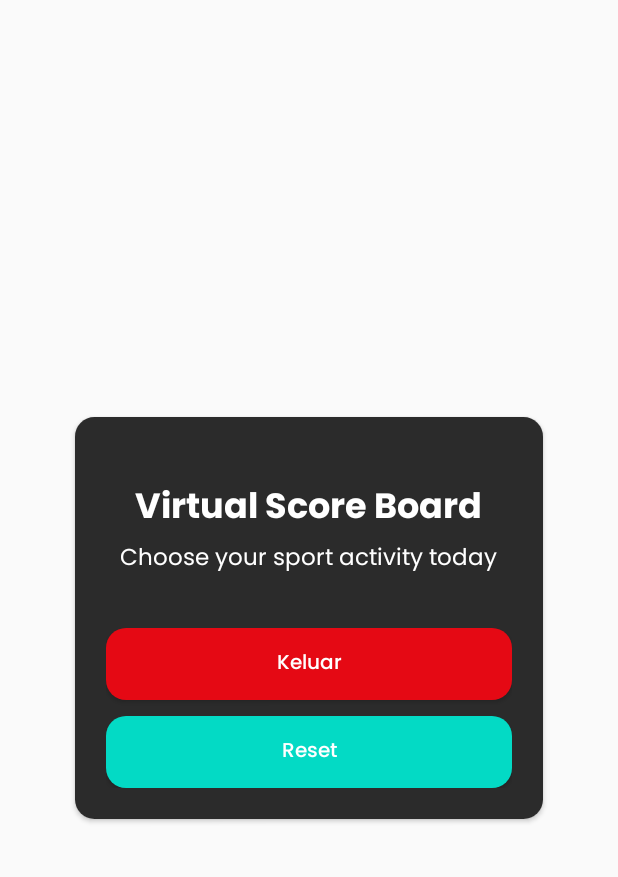
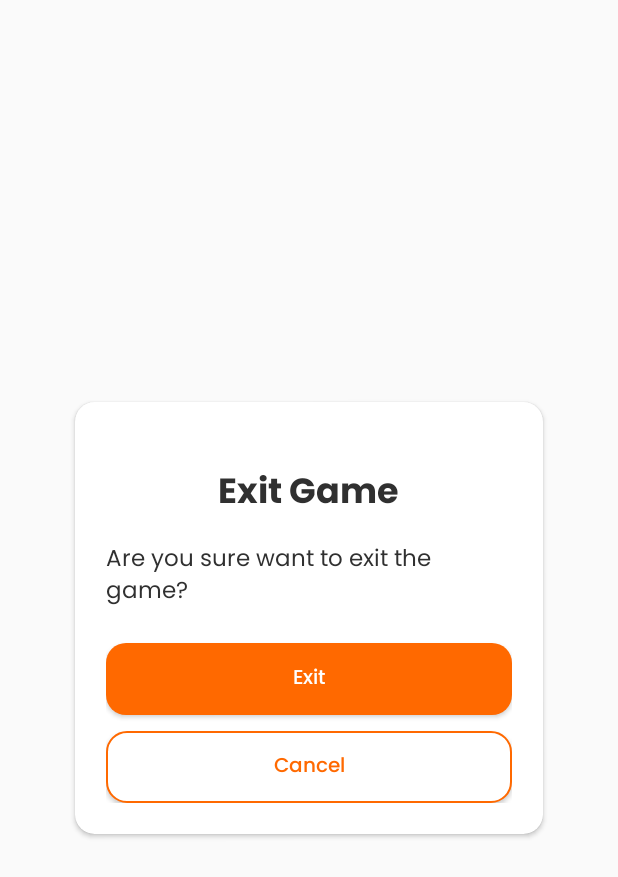
Before and after one commit to himawanmasyaid/score-board-android, an Android app: the layout dialog_confirm.xml on its own in the app's theme, with its tools: preview values and no code run, on a phone screen of 412 x 824 dp. Shown: the top 877 px of the screen. Run offline under Robolectric (Android 15) with nearby library versions, the phone set to English and light mode, and no system bars.

Commit message:
confirm exit game score board dialog

```diff
--- a/app/src/main/java/com/himawanmasyaid/scoreboardandroid/ui/score/dialog/GameOverDialog.kt
+++ b/app/src/main/java/com/himawanmasyaid/scoreboardandroid/ui/score/dialog/GameOverDialog.kt
@@ -7,11 +7,9 @@ import com.himawanmasyaid.scoreboardandroid.ui.base.BaseDialogFragment
 
 class GameOverDialog : BaseDialogFragment<DialogGameOverBinding>(DialogGameOverBinding::inflate) {
 
-
     override fun onViewCreated(view: View, savedInstanceState: Bundle?) {
         super.onViewCreated(view, savedInstanceState)
         this.isCancelable = false
 
-
     }
 }
--- /dev/null
+++ b/app/src/main/res/drawable/btn_primary_outline_rounded.xml
@@ -0,0 +1,9 @@
+<shape xmlns:android="http://schemas.android.com/apk/res/android"
+    android:shape="rectangle">
+    <stroke
+        android:width="@dimen/_1sdp"
+        android:color="@color/btnPrimary"/>
+    <corners android:radius="@dimen/_10sdp"/>
+    <solid
+        android:color="@android:color/white"/>
+</shape>
--- a/app/src/main/res/layout/dialog_score_info.xml
+++ b/app/src/main/res/layout/dialog_confirm.xml
@@ -3,19 +3,16 @@
     xmlns:app="http://schemas.android.com/apk/res-auto"
     android:layout_width="wrap_content"
     android:layout_height="wrap_content"
+    android:layout_gravity="center"
     android:elevation="@dimen/_10sdp"
-    app:cardCornerRadius="@dimen/_10sdp"
-    android:layout_gravity="center"
-    >
+    app:cardCornerRadius="@dimen/_10sdp">
 
     <LinearLayout
         android:layout_width="@dimen/_240sdp"
         android:layout_height="match_parent"
-        android:background="@color/dark3"
         android:gravity="center"
         android:orientation="vertical"
         android:padding="@dimen/_16sdp">
-
 
         <TextView
             android:id="@+id/tvTitle"
@@ -23,32 +20,31 @@
             android:layout_width="wrap_content"
             android:layout_height="wrap_content"
             android:layout_marginTop="@dimen/_16sdp"
-            android:text="@string/home_wording"
-            android:textColor="@color/textWhite" />
-
+            android:text="@string/exit_game" />
 
         <TextView
             android:id="@+id/tvMessage"
             style="@style/textBody3"
-            android:layout_width="wrap_content"
+            android:layout_width="match_parent"
             android:layout_height="wrap_content"
-            android:text="@string/home_wording_description"
-            android:textColor="@color/textWhite" />
+            android:layout_marginTop="@dimen/_8sdp"
+            android:text="@string/exit_game_desc" />
 
         <androidx.appcompat.widget.AppCompatButton
+            android:id="@+id/btnAccept"
             style="@style/btnDialog"
             android:layout_width="match_parent"
             android:layout_height="wrap_content"
-            android:layout_marginTop="@dimen/_25sdp"
-            android:text="Keluar" />
+            android:layout_marginTop="@dimen/_16sdp"
+            android:text="@string/exit" />
 
         <androidx.appcompat.widget.AppCompatButton
-            style="@style/btnDialog"
+            android:id="@+id/btnDismiss"
+            style="@style/btnDialogOutline"
             android:layout_width="match_parent"
             android:layout_height="wrap_content"
             android:layout_marginTop="@dimen/_8sdp"
-            android:background="@drawable/btn_primary_rounded"
-            android:text="Reset" />
+            android:text="@string/cancel" />
 
     </LinearLayout>
 
--- a/app/src/main/res/layout/item_score_board.xml
+++ b/app/src/main/res/layout/item_score_board.xml
@@ -20,7 +20,7 @@
         android:layout_gravity="center"
         android:layout_marginTop="@dimen/_10sdp"
         android:text="0"
-        android:textColor="@color/textPrimary"
+        android:textColor="@color/textScoreBoard"
         android:textSize="@dimen/_130sdp" />
 
 </RelativeLayout>
--- a/app/src/main/res/values/colors.xml
+++ b/app/src/main/res/values/colors.xml
@@ -8,25 +8,27 @@
     <color name="black">#FF000000</color>
     <color name="white">#FFFFFFFF</color>
 
-    <color name="colorPrimary">#543884</color>
+    <color name="colorPrimary">@color/colorOrange</color>
     <color name="colorPrimaryDark">#262254</color>
     <color name="colorAccent">#ddbff3</color>
     <color name="colorSecond">#FFC728</color>
+    <color name="colorOrange">#FF6900</color>
 
     /*
     TEXT
     */ --------------------------
 
     <color name="textWhite">#ffffff</color>
-    <color name="textPrimary">#DFFF00</color>
+    <color name="textPrimary">@color/colorOrange</color>
     <color name="textYellow">#FFC728</color>
     <color name="textBlack">#303030</color>
+    <color name="textScoreBoard">#DFFF00</color>
 
     /*
     BUTTON
     */ --------------------------
     <color name="btnClose">#E50914</color>
-    <color name="btnPrimary">#FF03DAC5</color>
+    <color name="btnPrimary">@color/colorOrange</color>
 
 
     /*
--- a/app/src/main/res/values/strings.xml
+++ b/app/src/main/res/values/strings.xml
@@ -13,4 +13,13 @@
     <string name="player_1">Player 1</string>
     <string name="player_2">Player 2</string>
 
+    /*
+    DIALOG
+    */ --------------------------
+    <string name="exit_game">Exit Game</string>
+    <string name="exit_game_desc">Are you sure want to exit the game?</string>
+    <string name="exit">Exit</string>
+    <string name="cancel">Cancel</string>
+
+
 </resources>
--- a/app/src/main/res/values/styles.xml
+++ b/app/src/main/res/values/styles.xml
@@ -115,7 +115,17 @@
         <item name="android:textColor">@color/white</item>
         <item name="android:textAllCaps">false</item>
         <item name="android:textSize">@dimen/_10ssp</item>
-        <item name="android:background">@drawable/btn_red_rounded</item>
+        <item name="android:background">@drawable/btn_primary_rounded</item>
+        <item name="android:gravity">center</item>
+        <item name="android:fontFamily">@font/medium_poppins</item>
+    </style>
+
+    <style name="btnDialogOutline" parent="android:Widget.Button">
+        <item name="android:height">@dimen/_35sdp</item>
+        <item name="android:textColor">@color/textPrimary</item>
+        <item name="android:textAllCaps">false</item>
+        <item name="android:textSize">@dimen/_10ssp</item>
+        <item name="android:background">@drawable/btn_primary_outline_rounded</item>
         <item name="android:gravity">center</item>
         <item name="android:fontFamily">@font/medium_poppins</item>
     </style>
```
Also changed, not shown: app/src/main/java/com/himawanmasyaid/scoreboardandroid/ui/dialog/ConfirmDialog.kt (added, +49 -0 lines), app/src/main/java/com/himawanmasyaid/scoreboardandroid/ui/score/ScoreBoardActivity.kt (+15 -1 lines), app/src/main/java/com/himawanmasyaid/scoreboardandroid/ui/score/dialog/ScoreInfoDialog.kt (deleted, +0 -28 lines), 1 other file.
